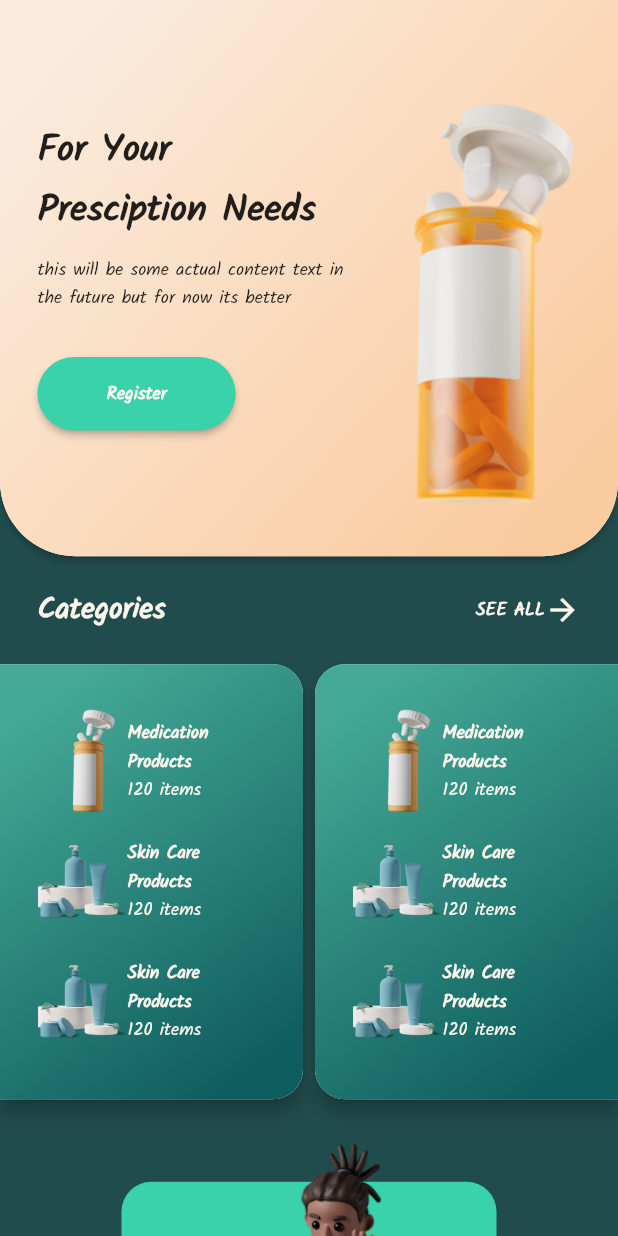
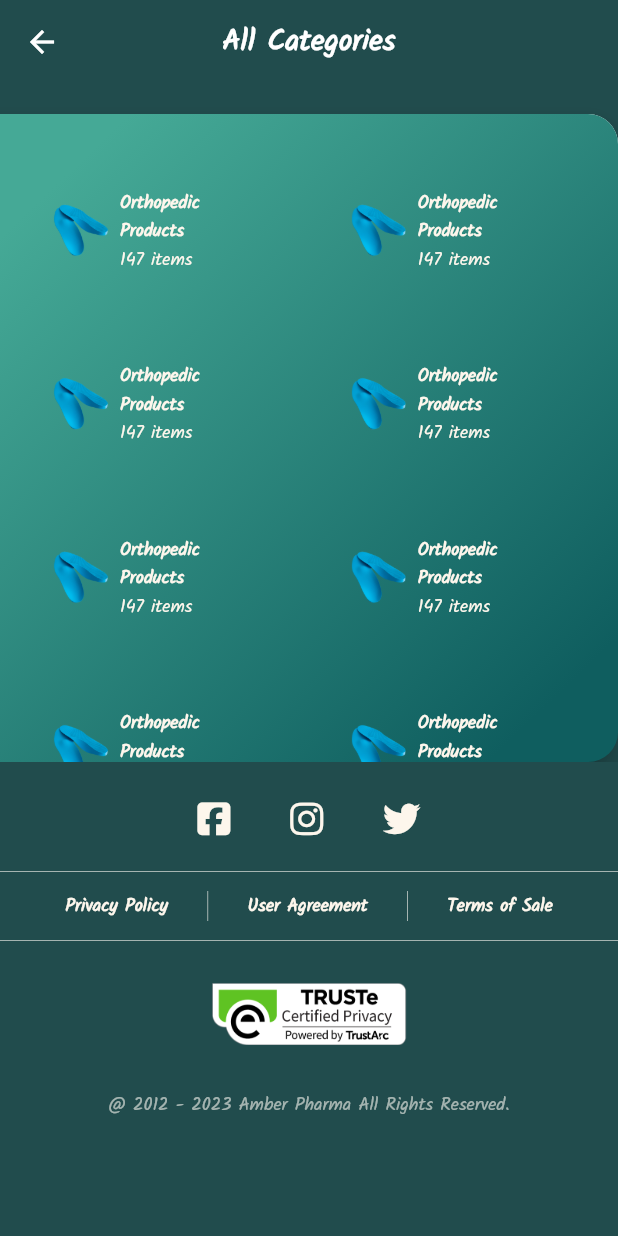
Before and after one commit to Kevin-Halll/pharmacy_store, a Flutter app: the HomeScreen screen opened by its route, after a tap on "SEE ALL", on a phone screen of 412 x 824 dp. Run offline on Flutter 3.47's test engine with Material 2 defaults, Android fonts, the phone set to English and light mode, and no system bars; our stand-ins replace font_awesome_flutter; network calls fail.

Commit message:
categories section and screen

```diff
--- a/lib/main.dart
+++ b/lib/main.dart
@@ -1,5 +1,6 @@
 import 'package:flutter/material.dart';
 import 'package:pharmacy_store/screens/cart-screen.dart';
+import 'package:pharmacy_store/screens/category-screen.dart';
 import 'package:pharmacy_store/screens/checkout-screen.dart';
 import 'package:pharmacy_store/screens/details-screen.dart';
 import 'package:pharmacy_store/screens/home.dart';
@@ -30,6 +31,7 @@ class MyApp extends StatelessWidget {
         "/details": (context) => ProductDetails(),
         "/cart": (context) => Cart(),
         "/checkout": (context) => Checkout(),
+        "/categories": (context) => CategoryScreen(),
       },
     );
 
--- /dev/null
+++ b/lib/screens/category-screen.dart
@@ -0,0 +1,96 @@
+import 'package:flutter/material.dart';
+import 'package:pharmacy_store/components/footer.dart';
+import 'package:pharmacy_store/utils/colors.dart';
+import 'package:pharmacy_store/utils/text.dart';
+
+import '../widgets/category-card.dart';
+
+class CategoryScreen extends StatelessWidget {
+
+  var item = [1,2,3,4,5,6,7,8,9];
+   CategoryScreen({Key? key}) : super(key: key);
+
+  @override
+  Widget build(BuildContext context) {
+    return SafeArea(
+      child: Scaffold(
+        appBar: AppBar(
+          backgroundColor: Colors.transparent,
+          elevation: 0,
+          iconTheme: const IconThemeData(
+            color: Colors.white,
+          ),
+          title: TextLG(text: "All Categories", color: Colors.white,),
+          centerTitle: true,
+        ),
+        backgroundColor: Paints.primaryColor,
+        body: Column(
+          children: [
+            SingleChildScrollView(
+              child: Expanded(
+                child: Container(
+                  // width: 100,
+                  // height: 100,
+                  // color: Colors.white,
+                  child: Column(
+                    mainAxisAlignment: MainAxisAlignment.spaceBetween,
+                    children: [
+                      SizedBox(height: 20,),
+                      Material(
+                        elevation: 8,
+                        borderRadius: BorderRadius.only(topRight: Radius.circular(20), bottomRight: Radius.circular(25),),
+                        child: Container(
+                          decoration: BoxDecoration(
+                              borderRadius: BorderRadius.only(topRight: Radius.circular(20), bottomRight: Radius.circular(20),),
+                              gradient: LinearGradient(
+                                  begin: Alignment.topLeft,
+                                  end: Alignment.bottomRight,
+                                  stops: [0.1, 0.9],
+                                  colors: [
+                                    Color(0xFF45A996),
+                                    Color(0xFF0F5E5F),
+                                  ]
+                              ),
+                          ),
+                          child: Column(
+                            children: [
+                              SizedBox(height: 20,),
+                              SizedBox(
+                                height: MediaQuery.of(context).size.height / 2,
+                                child: GridView.count(
+                                    shrinkWrap: false,
+                                    primary: false,
+                                    padding: const EdgeInsets.symmetric(horizontal: 20),
+                                    crossAxisCount: 2,
+                                    crossAxisSpacing: 25,
+                                    mainAxisSpacing: 0,
+                                    childAspectRatio: 1.5,
+                                    children:
+
+                                    // <--------------- list generated from list called categories --------------->
+                                    List.generate(item.length, (index) {
+                                      return Container(
+                                          height: 400,
+                                          width: 50,
+                                          decoration: BoxDecoration(
+                                            // border: Border.all(color: Colors.blue)
+                                          ),
+                                          child: CategoryCard(text: "Orthopedic\nProducts", imageUrl: "assets/images/soles.png", itemCount: "147 items"));
+                                    })),
+                              ),
+                            ],
+                          ),
+                        ),
+                      ),
+                      Align(alignment: Alignment.bottomLeft,child: Footer()),
+                    ],
+                  ),
+                ),
+              ),
+            ),
+          ],
+        ),
+      ),
+    );
+  }
+}
--- a/lib/screens/home.dart
+++ b/lib/screens/home.dart
@@ -94,7 +94,9 @@ class HomeScreen extends StatelessWidget {
                   children: [
                     TextLG(text: "Categories", color: Paints.white1),
                     GestureDetector(
-                      onTap: (){},
+                      onTap: (){
+                        Navigator.pushNamed(context, "/categories");
+                      },
                       child: Row(
                         mainAxisAlignment: MainAxisAlignment.center,
                         children: [
```
